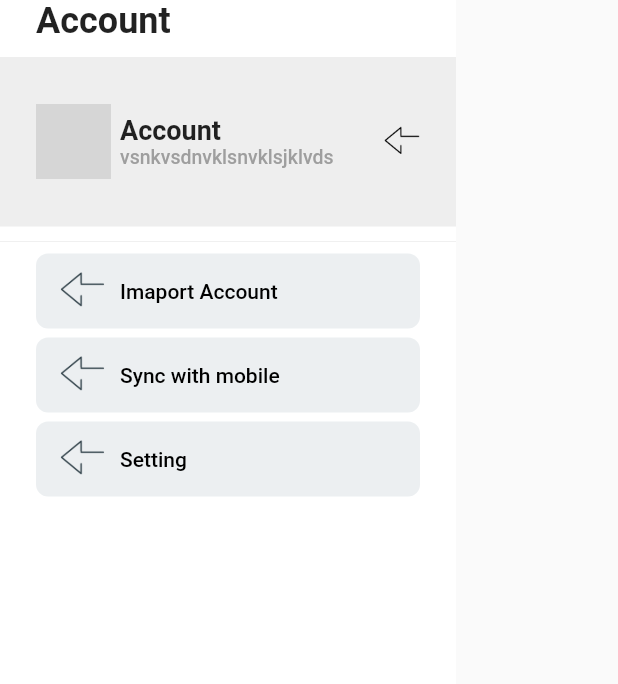
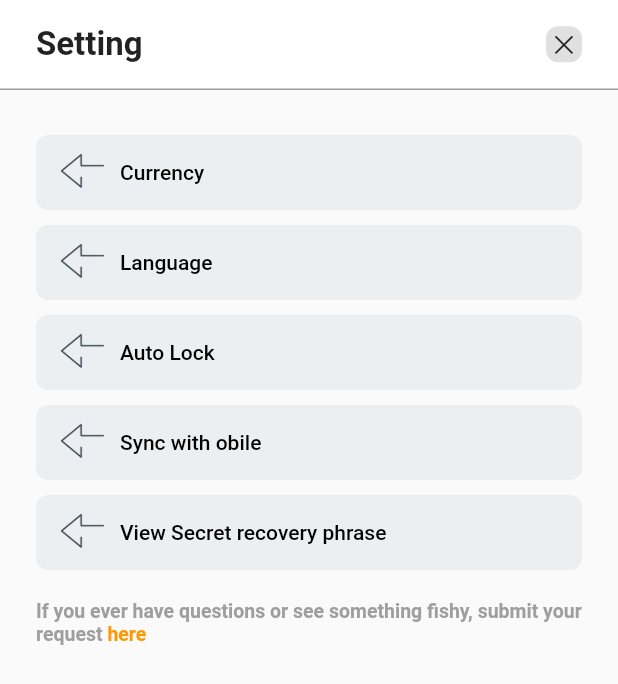
Before and after one commit to 111coding/flutter_sliver_test, a Flutter app: the CommonDrawer widget shown alone on an empty page, opened directly, after a tap on "Setting", on a phone screen of 412 x 824 dp. Shown: the top 684 px of the screen. Run offline on Flutter 3.47's test engine with Material 2 defaults, Android fonts, the phone set to English and light mode, and no system bars; network calls fail; grey boxes are pictures that could not be loaded.

Commit message:
Setting Done

```diff
--- a/lib/route/app_router.dart
+++ b/lib/route/app_router.dart
@@ -5,6 +5,7 @@ enum AppRouter {
   scrollCtrlSliverPage,
   easySliverPage,
   hardSliverPage,
+  settingPage,
 }
 
 class AppNavigator {
--- a/lib/route/app_routes.dart
+++ b/lib/route/app_routes.dart
@@ -1,5 +1,6 @@
 import 'package:flutter/material.dart';
 import 'package:sliver_test/route/app_router.dart';
+import 'package:sliver_test/view/pages/setting_page/setting_page.dart';
 import 'package:sliver_test/view/pages/sliver_page/easy_sliver_page.dart';
 import 'package:sliver_test/view/pages/sliver_page/hard_sliver_page.dart';
 import 'package:sliver_test/view/pages/sliver_page/scroll_ctrl_sliver_page.dart';
@@ -10,4 +11,5 @@ final appRoutes = {
   AppRouter.scrollCtrlSliverPage.name: (context) => const ScrollCtrlSliverPage(),
   AppRouter.easySliverPage.name: (context) => const EasySliverPage(),
   AppRouter.hardSliverPage.name: (context) => const HardSliverPage(),
+  AppRouter.settingPage.name: (context) => const SettingPage(),
 };
--- a/lib/view/components/btn/icon_btn_back.dart
+++ b/lib/view/components/btn/icon_btn_back.dart
@@ -3,10 +3,15 @@ import 'package:sliver_test/route/app_router.dart';
 import 'package:sliver_test/view/components/btn/asset_button.dart';
 
 class IconBtnBack extends AssetButton {
-  const IconBtnBack({Key? key}) : super(key: key);
+  const IconBtnBack({
+    Key? key,
+  }) : super(key: key);
 
   @override
   String get path => "assets/image/icon-back.png";
+
+  @override
+  Color get color => Colors.black;
 
   @override
   void onTap() {
--- /dev/null
+++ b/lib/view/components/common_app_bar.dart
@@ -0,0 +1,90 @@
+import 'package:flutter/cupertino.dart';
+import 'package:flutter/material.dart';
+import 'package:sliver_test/route/app_router.dart';
+import 'package:sliver_test/route/app_routes.dart';
+import 'package:sliver_test/view/components/btn/icon_btn_back.dart';
+import 'package:sliver_test/view/components/btn/icon_btn_edit.dart';
+
+class CommonAppBar extends StatelessWidget implements PreferredSizeWidget {
+  CommonAppBar({
+    Key? key,
+    required this.title,
+    this.backShown = true,
+    this.xShown = false,
+    this.xFill = false,
+    this.underLineShown = false,
+  }) : super(key: key);
+
+  final String title;
+  final bool backShown;
+  final bool xShown;
+  final bool xFill;
+  final bool underLineShown;
+
+  @override
+  Widget build(BuildContext context) {
+    return Container(
+      width: double.infinity,
+      height: preferredSize.height,
+      color: Colors.white,
+      child: Column(
+        children: [
+          Expanded(
+            child: Padding(
+              padding: const EdgeInsets.symmetric(horizontal: 24),
+              child: Row(
+                mainAxisAlignment: MainAxisAlignment.center,
+                crossAxisAlignment: CrossAxisAlignment.center,
+                children: [
+                  if (backShown) ...[
+                    const IconBtnBack(),
+                    const SizedBox(width: 10),
+                  ],
+                  Expanded(
+                    child: Container(
+                      alignment: Alignment.centerLeft,
+                      child: Text(
+                        title,
+                        style: const TextStyle(
+                          fontSize: 22,
+                          fontWeight: FontWeight.bold,
+                        ),
+                        overflow: TextOverflow.ellipsis,
+                      ),
+                    ),
+                  ),
+                  if (xShown)
+                    GestureDetector(
+                      onTap: () {
+                        AppNavigator.pop();
+                      },
+                      child: Container(
+                        width: 24,
+                        height: 24,
+                        alignment: Alignment.center,
+                        decoration: BoxDecoration(
+                          color: xFill ? Colors.grey[300]! : null,
+                          border: Border.all(color: Colors.grey[300]!),
+                          borderRadius: BorderRadius.circular(8),
+                        ),
+                        child: const Icon(CupertinoIcons.xmark, size: 18),
+                      ),
+                    ),
+                ],
+              ),
+            ),
+          ),
+          if (underLineShown)
+            Container(
+              width: double.infinity,
+              height: 1,
+              color: Colors.grey,
+            ),
+        ],
+      ),
+    );
+  }
+
+  @override
+  Size preferredSize = Size.fromHeight(60 + MediaQuery.of(navigatorKey.currentContext!).padding.top);
+}
--- a/lib/view/components/drawer/common_drawer.dart
+++ b/lib/view/components/drawer/common_drawer.dart
@@ -3,6 +3,7 @@ import 'dart:math';
 import 'package:flutter/material.dart';
 import 'package:flutter/services.dart';
 import 'package:sliver_test/const/color_pallete.dart';
+import 'package:sliver_test/route/app_router.dart';
 import 'package:sliver_test/view/components/btn/grey_button.dart';
 import 'package:sliver_test/view/components/btn/icon_btn_back.dart';
 import 'package:sliver_test/view/components/btn/icon_btn_edit.dart';
@@ -34,7 +35,14 @@ class CommonDrawer extends StatelessWidget {
           const SizedBox(height: 6),
           GreyButton(text: "Sync with mobile", iconPath: "assets/image/icon-back.png", onTap: () {}, margin: const EdgeInsets.symmetric(horizontal: 24)),
           const SizedBox(height: 6),
-          GreyButton(text: "Setting", iconPath: "assets/image/icon-back.png", onTap: () {}, margin: const EdgeInsets.symmetric(horizontal: 24)),
+          GreyButton(
+            text: "Setting",
+            iconPath: "assets/image/icon-back.png",
+            onTap: () {
+              AppRouter.settingPage.push();
+            },
+            margin: const EdgeInsets.symmetric(horizontal: 24),
+          ),
         ],
       ),
     );
--- /dev/null
+++ b/lib/view/pages/setting_page/component/setting_page_body.dart
@@ -0,0 +1,41 @@
+import 'package:flutter/gestures.dart';
+import 'package:flutter/material.dart';
+import 'package:sliver_test/view/components/btn/grey_button.dart';
+
+class SettingPageBody extends StatelessWidget {
+  const SettingPageBody({Key? key}) : super(key: key);
+
+  @override
+  Widget build(BuildContext context) {
+    return ListView(
+      padding: const EdgeInsets.symmetric(vertical: 30, horizontal: 24),
+      children: [
+        GreyButton(iconPath: "assets/image/icon-back.png", text: "Currency", onTap: () {}),
+        const SizedBox(height: 10),
+        GreyButton(iconPath: "assets/image/icon-back.png", text: "Language", onTap: () {}),
+        const SizedBox(height: 10),
+        GreyButton(iconPath: "assets/image/icon-back.png", text: "Auto Lock", onTap: () {}),
+        const SizedBox(height: 10),
+        GreyButton(iconPath: "assets/image/icon-back.png", text: "Sync with obile", onTap: () {}),
+        const SizedBox(height: 10),
+        GreyButton(iconPath: "assets/image/icon-back.png", text: "View Secret recovery phrase", onTap: () {}),
+        const SizedBox(height: 20),
+        Text.rich(
+          TextSpan(
+            style: const TextStyle(fontSize: 13, color: Colors.grey, fontWeight: FontWeight.bold),
+            children: [
+              const TextSpan(text: "If you ever have questions or see something fishy, submit your request "),
+              TextSpan(
+                  text: "here",
+                  style: const TextStyle(color: Colors.orange),
+                  recognizer: TapGestureRecognizer()
+                    ..onTap = () {
+                      print("HERE");
+                    }),
+            ],
+          ),
+        ),
+      ],
+    );
+  }
+}
--- /dev/null
+++ b/lib/view/pages/setting_page/setting_page.dart
@@ -0,0 +1,28 @@
+import 'package:flutter/material.dart';
+import 'package:sliver_test/view/components/common_app_bar.dart';
+
+import 'package:sliver_test/view/pages/routing_page/component/routing_page_body.dart';
+import 'package:sliver_test/view/pages/setting_page/component/setting_page_body.dart';
+
+class SettingPage extends StatefulWidget {
+  const SettingPage({Key? key}) : super(key: key);
+
+  @override
+  State<SettingPage> createState() => _RoutingPageState();
+}
+
+class _RoutingPageState extends State<SettingPage> {
+  @override
+  Widget build(BuildContext context) {
+    return Scaffold(
+      appBar: CommonAppBar(
+        title: "Setting",
+        backShown: false,
+        xShown: true,
+        xFill: true,
+        underLineShown: true,
+      ),
+      body: const SettingPageBody(),
+    );
+  }
+}
```
